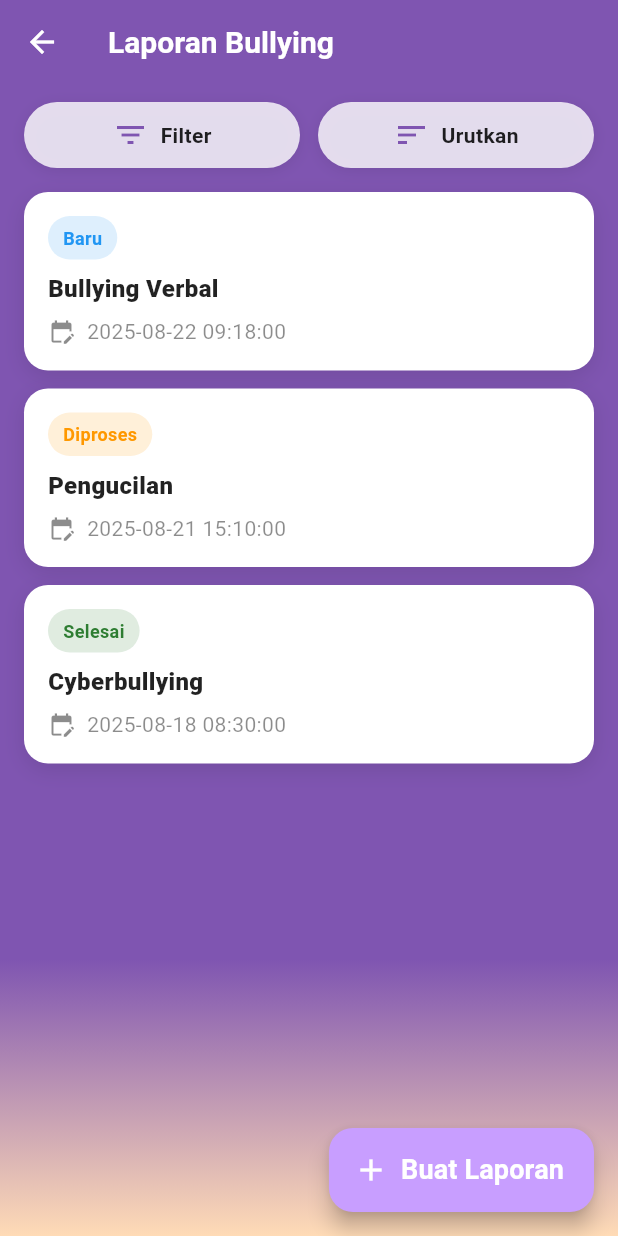
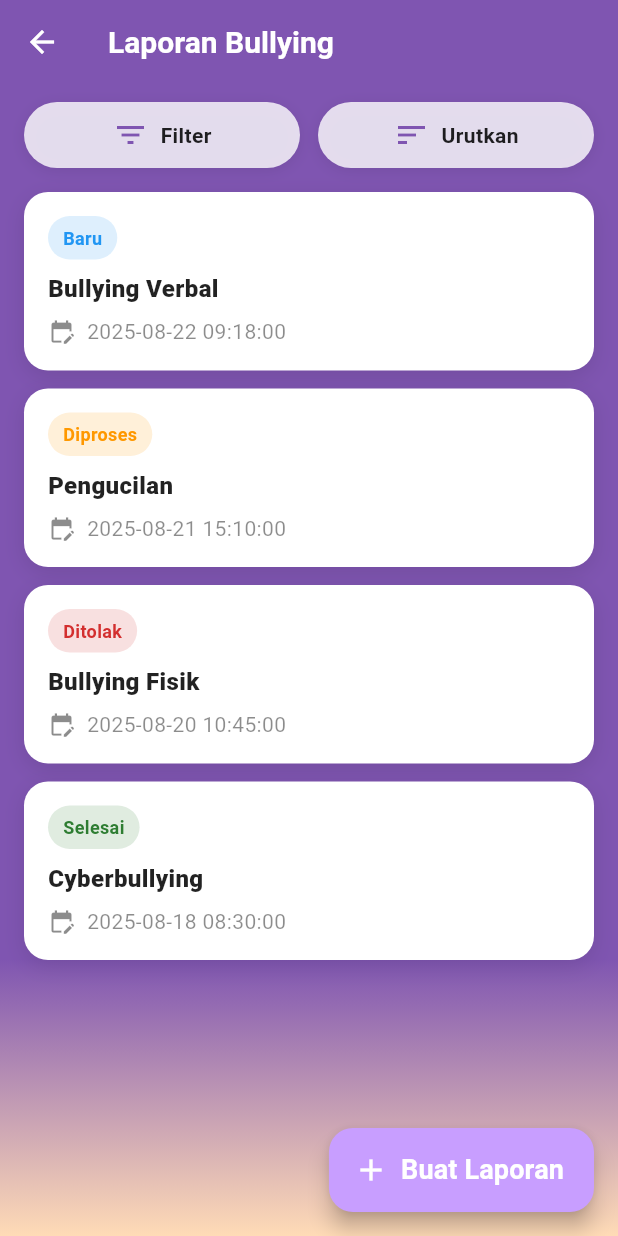
Before and after one commit to MBD-LIDM/SIKAP-frontend, a Flutter app: the BullyingReportsListPage screen opened directly, on a phone screen of 412 x 824 dp. Run offline on Flutter 3.47's test engine with Material 3 defaults, Android fonts, the light colour scheme and no system bars; our stand-ins replace flutter_svg, google_fonts.

Commit message:
Added teacher's comment in bullying detail page

```diff
--- a/lib/features/bullying/presentation/pages/bullying_reports_list_page.dart
+++ b/lib/features/bullying/presentation/pages/bullying_reports_list_page.dart
@@ -31,6 +31,8 @@ class _BullyingReportsListPageState extends State<BullyingReportsListPage> {
       evidences: const ['Foto daftar hadir'],
       anonymous: true,
       confirmTruth: true,
+      teacherComment: 'Laporan akan ditindaklanjuti',
+      teacherCommentDate: DateTime(2025, 8, 21, 16, 0),
     ),
     _ReportItem(
       status: 'Selesai',
@@ -41,6 +43,18 @@ class _BullyingReportsListPageState extends State<BullyingReportsListPage> {
       evidences: const ['Tangkapan layar komentar'],
       anonymous: false,
       confirmTruth: true,
+    ),
+    _ReportItem(
+      status: 'Ditolak',
+      title: 'Bullying Fisik',
+      createdAt: DateTime(2025, 8, 20, 10, 45),
+      category: 'Fisik',
+      description: 'Tindakan pemukulan ringan di lorong sekolah saat waktu istirahat.',
+      evidences: const ['Pernyataan saksi', 'Foto bekas memar'],
+      anonymous: false,
+      confirmTruth: true,
+      teacherComment: 'Bukti tidak memadai',
+      teacherCommentDate: DateTime(2025, 8, 20, 12, 0),
     ),
   ];
 
@@ -154,7 +168,7 @@ class _BullyingReportsListPageState extends State<BullyingReportsListPage> {
               child: Column(
                 mainAxisSize: MainAxisSize.min,
                 children: [
-                  ...['Semua', 'Baru', 'Diproses', 'Selesai'].map(
+                  ...['Semua', 'Baru', 'Diproses', 'Selesai', 'Ditolak'].map(
                     (s) => RadioListTile<String>(
                       title: Text(s),
                       value: s,
@@ -212,6 +226,8 @@ class _ReportItem {
     required this.evidences,
     required this.anonymous,
     required this.confirmTruth,
+    this.teacherComment,
+    this.teacherCommentDate,
   });
 
   final String status;
@@ -222,6 +238,8 @@ class _ReportItem {
   final List<String> evidences;
   final bool anonymous;
   final bool confirmTruth;
+  final String? teacherComment;
+  final DateTime? teacherCommentDate;
 }
 
 class _ReportCard extends StatelessWidget {
@@ -236,6 +254,8 @@ class _ReportCard extends StatelessWidget {
         return const Color(0xFFFF9800);
       case 'Selesai':
         return const Color(0xFF2E7D32);
+      case 'Ditolak':
+        return const Color(0xFFD32F2F);
       default:
         return Colors.grey;
     }
@@ -261,6 +281,8 @@ class _ReportCard extends StatelessWidget {
               evidences: item.evidences,
               anonymous: item.anonymous,
               confirmTruth: item.confirmTruth,
+              teacherComment: item.teacherComment,
+              teacherCommentDate: item.teacherCommentDate,
             ),
           ),
         );
```
Also changed, not shown: lib/features/bullying/presentation/pages/bullying_detail_page.dart (+39 -0 lines).
